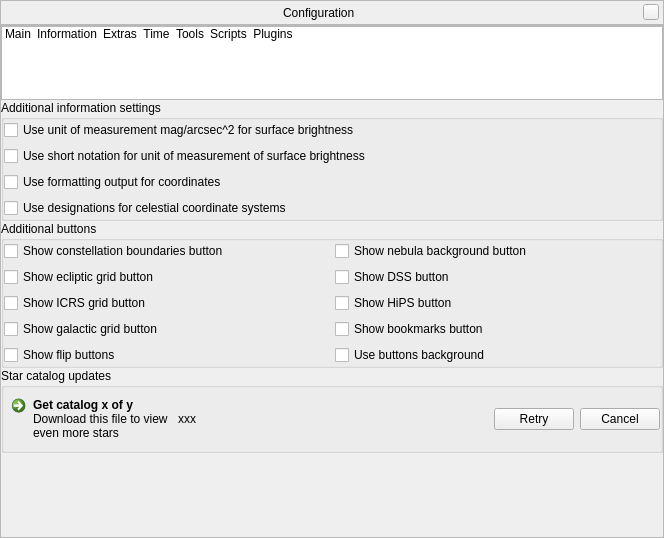
Before: the Qt Designer form src/gui/configurationDialog.ui in 519984307/stellarium_src, drawn with Qt 5.
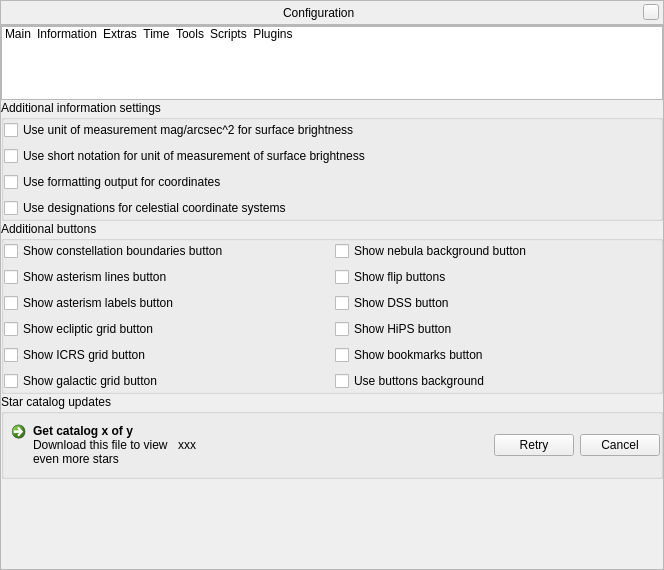
After: the same form once the commit is applied. The open tabs and pages were chosen to show the change. Icons and pictures are not drawn. Custom widgets are drawn as their Qt base class.

Commit message: Added 2 new tweakable buttons for asterisms

```diff
--- a/src/gui/configurationDialog.ui
+++ b/src/gui/configurationDialog.ui
@@ -7,7 +7,7 @@
     <x>0</x>
     <y>0</y>
     <width>664</width>
-    <height>538</height>
+    <height>570</height>
    </rect>
   </property>
   <layout class="QVBoxLayout">
@@ -1014,54 +1014,7 @@
              <property name="bottomMargin">
               <number>0</number>
              </property>
-             <item row="1" column="0">
-              <widget class="QCheckBox" name="showConstellationBoundariesButtonCheckBox">
-               <property name="text">
-                <string>Show constellation boundaries button</string>
-               </property>
-              </widget>
-             </item>
-             <item row="1" column="1">
-              <widget class="QCheckBox" name="showNebulaBgButtonCheckbox">
-               <property name="toolTip">
-                <string>Toggle display of nebula images.</string>
-               </property>
-               <property name="text">
-                <string>Show nebula background button</string>
-               </property>
-              </widget>
-             </item>
-             <item row="2" column="0">
-              <widget class="QCheckBox" name="showEclipticGridButtonCheckBox">
-               <property name="toolTip">
-                <string>A button to toggle ecliptic grid of date</string>
-               </property>
-               <property name="text">
-                <string>Show ecliptic grid button</string>
-               </property>
-              </widget>
-             </item>
-             <item row="2" column="1">
-              <widget class="QCheckBox" name="showDSSButtonCheckbox">
-               <property name="toolTip">
-                <string>Toggle display of the button for the Digitized Sky Survey.</string>
-               </property>
-               <property name="text">
-                <string>Show DSS button</string>
-               </property>
-              </widget>
-             </item>
-             <item row="3" column="0">
-              <widget class="QCheckBox" name="showICRSGridButtonCheckBox">
-               <property name="toolTip">
-                <string>A button to toggle equatorial J2000 grid</string>
-               </property>
-               <property name="text">
-                <string>Show ICRS grid button</string>
-               </property>
-              </widget>
-             </item>
-             <item row="3" column="1">
+             <item row="4" column="1">
               <widget class="QCheckBox" name="showHipsButtonCheckBox">
                <property name="toolTip">
                 <string>Toggle display of the button for the HiPS Surveys. Select a survey in the View settings.</string>
@@ -1071,17 +1024,7 @@
                </property>
               </widget>
              </item>
-             <item row="4" column="0">
-              <widget class="QCheckBox" name="showGalacticGridButtonCheckBox">
-               <property name="toolTip">
-                <string>A button to toggle galactic grid</string>
-               </property>
-               <property name="text">
-                <string>Show galactic grid button</string>
-               </property>
-              </widget>
-             </item>
-             <item row="4" column="1">
+             <item row="5" column="1">
               <widget class="QCheckBox" name="showBookmarksButtonCheckBox">
                <property name="toolTip">
                 <string>Enable a feature to store favorite views.</string>
@@ -1091,17 +1034,7 @@
                </property>
               </widget>
              </item>
-             <item row="5" column="0">
-              <widget class="QCheckBox" name="showFlipButtonsCheckbox">
-               <property name="toolTip">
-                <string>Toggle vertical and horizontal image flip buttons.</string>
-               </property>
-               <property name="text">
-                <string>Show flip buttons</string>
-               </property>
-              </widget>
-             </item>
-             <item row="5" column="1">
+             <item row="6" column="1">
               <widget class="QCheckBox" name="useButtonsBackgroundCheckBox">
                <property name="toolTip">
                 <string>Toggle the usage of background under GUI buttons</string>
@@ -1111,6 +1044,87 @@
                </property>
               </widget>
              </item>
+             <item row="3" column="1">
+              <widget class="QCheckBox" name="showDSSButtonCheckbox">
+               <property name="toolTip">
+                <string>Toggle display of the button for the Digitized Sky Survey.</string>
+               </property>
+               <property name="text">
+                <string>Show DSS button</string>
+               </property>
+              </widget>
+             </item>
+             <item row="1" column="1">
+              <widget class="QCheckBox" name="showNebulaBgButtonCheckbox">
+               <property name="toolTip">
+                <string>Toggle display of nebula images.</string>
+               </property>
+               <property name="text">
+                <string>Show nebula background button</string>
+               </property>
+              </widget>
+             </item>
+             <item row="1" column="0">
+              <widget class="QCheckBox" name="showConstellationBoundariesButtonCheckBox">
+               <property name="text">
+                <string>Show constellation boundaries button</string>
+               </property>
+              </widget>
+             </item>
+             <item row="2" column="0">
+              <widget class="QCheckBox" name="showAsterismLinesButtonCheckBox">
+               <property name="text">
+                <string>Show asterism lines button</string>
+               </property>
+              </widget>
+             </item>
+             <item row="2" column="1">
+              <widget class="QCheckBox" name="showFlipButtonsCheckbox">
+               <property name="toolTip">
+                <string>Toggle vertical and horizontal image flip buttons.</string>
+               </property>
+               <property name="text">
+                <string>Show flip buttons</string>
+               </property>
+              </widget>
+             </item>
+             <item row="6" column="0">
+              <widget class="QCheckBox" name="showGalacticGridButtonCheckBox">
+               <property name="toolTip">
+                <string>A button to toggle galactic grid</string>
+               </property>
+               <property name="text">
+                <string>Show galactic grid button</string>
+               </property>
+              </widget>
+             </item>
+             <item row="5" column="0">
+              <widget class="QCheckBox" name="showICRSGridButtonCheckBox">
+               <property name="toolTip">
+                <string>A button to toggle equatorial J2000 grid</string>
+               </property>
+               <property name="text">
+                <string>Show ICRS grid button</string>
+               </property>
+              </widget>
+             </item>
+             <item row="4" column="0">
+              <widget class="QCheckBox" name="showEclipticGridButtonCheckBox">
+               <property name="toolTip">
+                <string>A button to toggle ecliptic grid of date</string>
+               </property>
+               <property name="text">
+                <string>Show ecliptic grid button</string>
+               </property>
+              </widget>
+             </item>
+             <item row="3" column="0">
+              <widget class="QCheckBox" name="showAsterismLabelsButtonCheckBox">
+               <property name="text">
+                <string>Show asterism labels button</string>
+               </property>
+              </widget>
+             </item>
             </layout>
            </widget>
           </item>
```
Left out of the diff: 1 changed line with no effect on the pictures. The commit also changes 5 other files.
